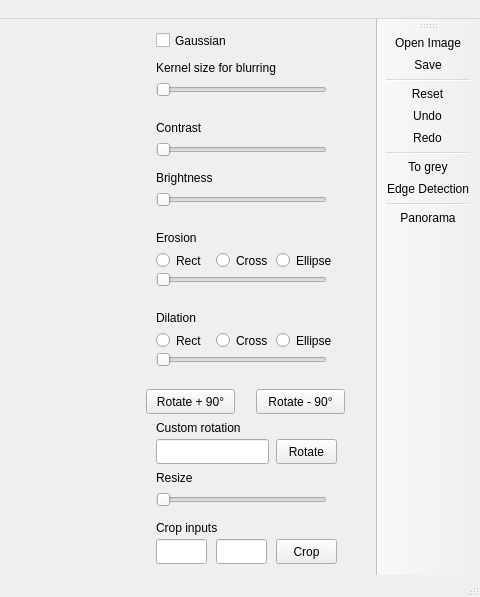
Above: QTApplication/mainwindow.ui from arcreane/multimedia-equipe_007 before the change; both pictures show x 324 to 804 and y 0 to 597 of the 804 by 597 pixel window. Below: the same form after it.
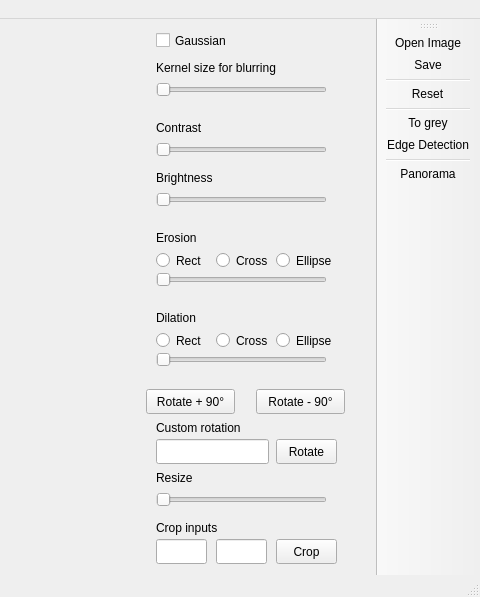
That is the form after the change.

Commit message: remove undo et redo

What changed in the file:
```diff
--- a/QTApplication/mainwindow.ui
+++ b/QTApplication/mainwindow.ui
@@ -513,8 +513,6 @@
    <addaction name="actionSave"/>
    <addaction name="separator"/>
    <addaction name="actionReset"/>
-   <addaction name="actionUndo"/>
-   <addaction name="actionRedo"/>
    <addaction name="separator"/>
    <addaction name="actionToGrey"/>
    <addaction name="actionDetectEdges"/>
@@ -552,16 +550,6 @@
     <string>Reset</string>
    </property>
   </action>
-  <action name="actionUndo">
-   <property name="text">
-    <string>Undo</string>
-   </property>
-  </action>
-  <action name="actionRedo">
-   <property name="text">
-    <string>Redo</string>
-   </property>
-  </action>
   <action name="actionDetectEdges">
    <property name="text">
     <string>Edge Detection</string>
```
Left out of the diff: 34 changed lines with no effect on the pictures. The commit also changes 7 other files.
